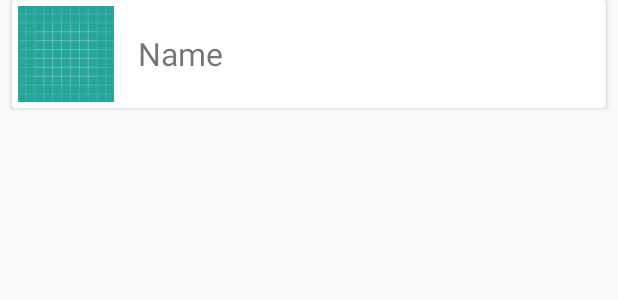
After one commit to volnoor/Randomuser, an Android app: the layout user_list_item.xml on its own in the app's theme, with its tools: preview values and no code run, on a phone screen of 412 x 824 dp. The commit adds this screen. Shown: the top 300 px of the screen. Run offline under Robolectric (Android 15) with nearby library versions, the phone set to English and light mode, and no system bars.

Commit message:
loading and filling recycler view

```diff
--- a/app/build.gradle
+++ b/app/build.gradle
@@ -21,8 +21,12 @@ android {
 dependencies {
     implementation fileTree(dir: 'libs', include: ['*.jar'])
     implementation 'com.android.support:appcompat-v7:26.1.0'
-    implementation 'com.android.support.constraint:constraint-layout:1.0.2'
     testImplementation 'junit:junit:4.12'
     androidTestImplementation 'com.android.support.test:runner:1.0.1'
     androidTestImplementation 'com.android.support.test.espresso:espresso-core:3.0.1'
+    implementation 'com.squareup.retrofit2:retrofit:2.3.0'
+    implementation 'com.squareup.retrofit2:converter-gson:2.3.0'
+    implementation 'com.android.support:recyclerview-v7:26.1.0'
+    implementation 'com.android.support:cardview-v7:26.1.0'
+    implementation 'com.squareup.picasso:picasso:2.5.2'
 }
--- a/app/src/main/AndroidManifest.xml
+++ b/app/src/main/AndroidManifest.xml
@@ -1,6 +1,8 @@
 <?xml version="1.0" encoding="utf-8"?>
 <manifest xmlns:android="http://schemas.android.com/apk/res/android"
     package="com.volnoor.randomuser">
+
+    <uses-permission android:name="android.permission.INTERNET" />
 
     <application
         android:allowBackup="true"
--- /dev/null
+++ b/app/src/main/res/layout/user_list_item.xml
@@ -0,0 +1,38 @@
+<?xml version="1.0" encoding="utf-8"?>
+<android.support.v7.widget.CardView xmlns:android="http://schemas.android.com/apk/res/android"
+    xmlns:tools="http://schemas.android.com/tools"
+    android:layout_width="match_parent"
+    android:layout_height="72dp"
+    android:layout_marginBottom="8dp"
+    android:layout_marginEnd="8dp"
+    android:layout_marginLeft="8dp"
+    android:layout_marginRight="8dp"
+    android:layout_marginStart="8dp"
+    android:foreground="?android:attr/selectableItemBackground">
+
+    <LinearLayout
+        android:layout_width="match_parent"
+        android:layout_height="match_parent"
+        android:orientation="horizontal"
+        android:padding="4dp">
+
+        <ImageView
+            android:id="@+id/iv_thumbnail"
+            android:layout_width="wrap_content"
+            android:layout_height="match_parent"
+            android:adjustViewBounds="true"
+            tools:src="@drawable/ic_launcher_background" />
+
+        <TextView
+            android:id="@+id/tv_name"
+            android:layout_width="wrap_content"
+            android:layout_height="wrap_content"
+            android:layout_gravity="center"
+            android:paddingLeft="16dp"
+            android:paddingStart="16dp"
+            android:textSize="21sp"
+            tools:text="Name" />
+
+    </LinearLayout>
+
+</android.support.v7.widget.CardView>
```
Also changed, not shown: app/src/main/java/com/volnoor/randomuser/APIClient.java (added, +25 -0 lines), app/src/main/java/com/volnoor/randomuser/MainActivity.java (+37 -0 lines), app/src/main/java/com/volnoor/randomuser/RandomuserClient.java (added, +20 -0 lines), app/src/main/java/com/volnoor/randomuser/RandomuserResponse.java (added, +94 -0 lines), app/src/main/java/com/volnoor/randomuser/UserAdapter.java (added, +62 -0 lines), app/src/main/res/layout/activity_main.xml (+9 -11 lines).
